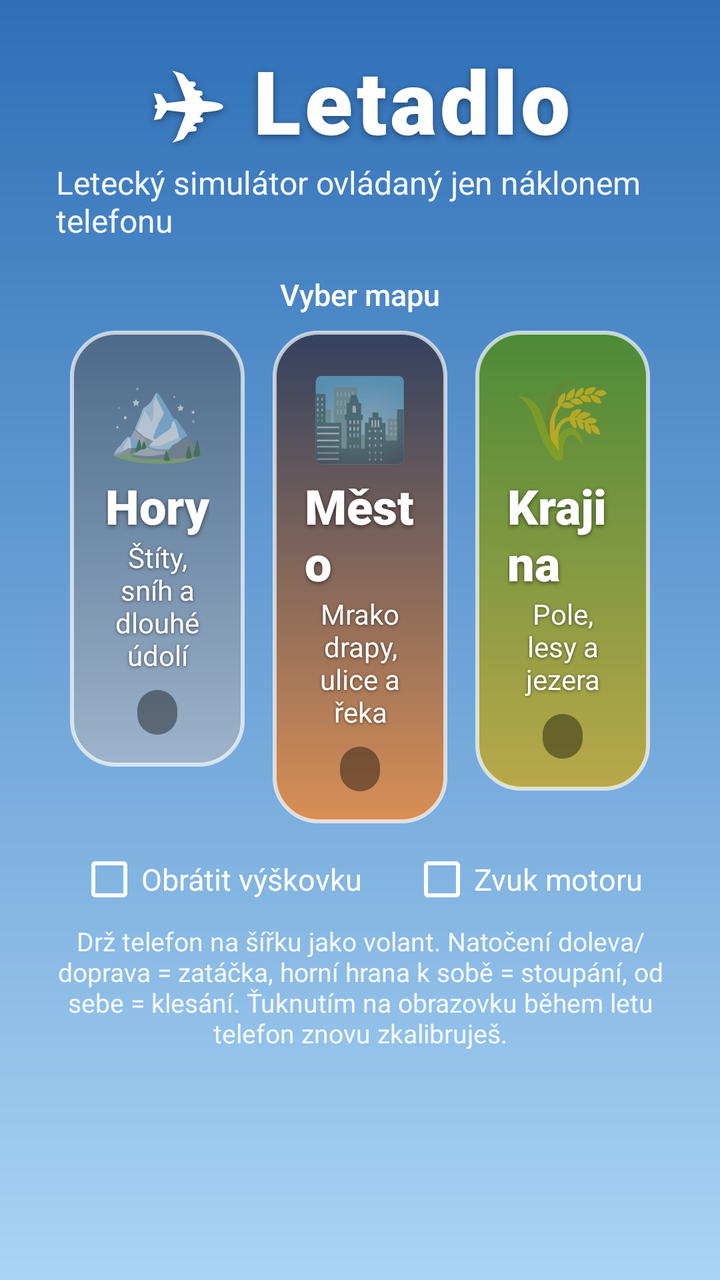
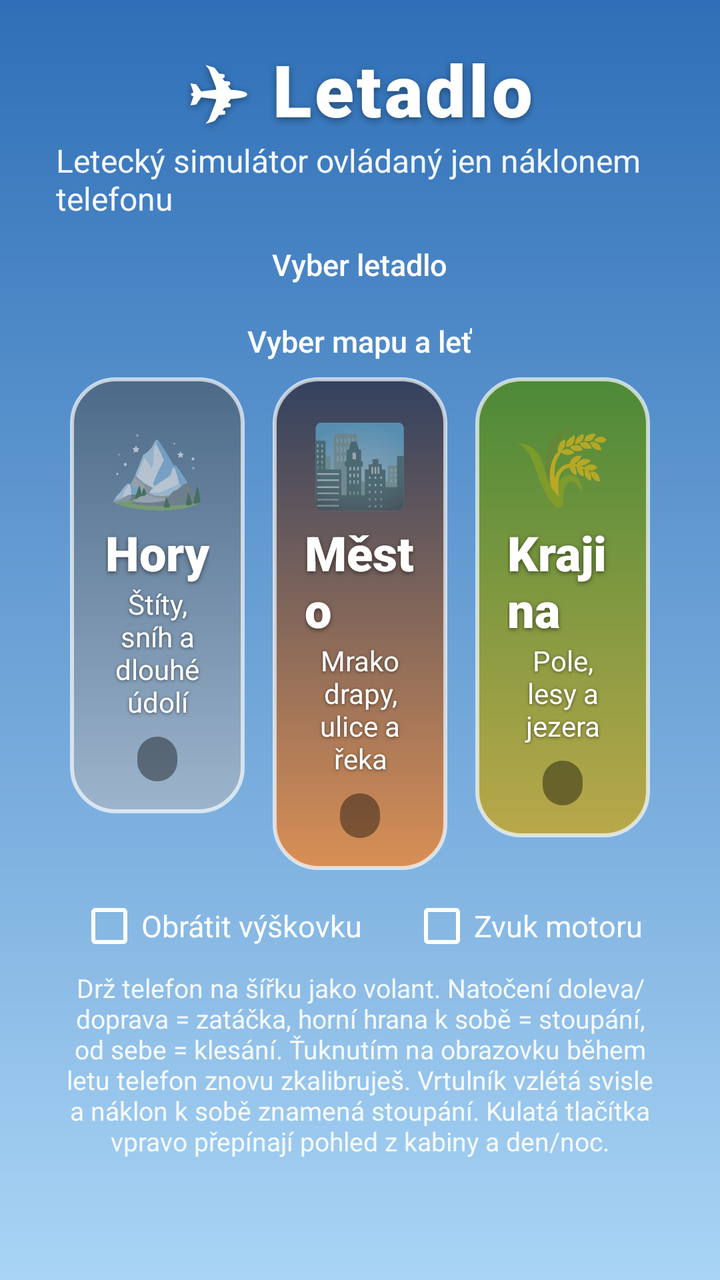

Two renders of the same Android screen: before a commit and after it. Below are the layout's source before the change and the commit's diff.
<!-- AndroidManifest.xml: application theme Theme.Letadlo -->
<!-- res/layout/activity_main.xml -->
<?xml version="1.0" encoding="utf-8"?>
<ScrollView xmlns:android="http://schemas.android.com/apk/res/android"
    android:layout_width="match_parent"
    android:layout_height="match_parent"
    android:background="@drawable/bg_menu"
    android:fillViewport="true">

    <LinearLayout
        android:id="@+id/menuContent"
        android:layout_width="match_parent"
        android:layout_height="wrap_content"
        android:gravity="center_horizontal"
        android:orientation="vertical"
        android:paddingStart="28dp"
        android:paddingTop="20dp"
        android:paddingEnd="28dp"
        android:paddingBottom="20dp">

        <TextView
            android:layout_width="wrap_content"
            android:layout_height="wrap_content"
            android:fontFamily="sans-serif-black"
            android:letterSpacing="0.04"
            android:shadowColor="#66000000"
            android:shadowDy="3"
            android:shadowRadius="8"
            android:text="✈ Letadlo"
            android:textColor="@color/white"
            android:textSize="44sp" />

        <TextView
            android:layout_width="wrap_content"
            android:layout_height="wrap_content"
            android:text="@string/menu_subtitle"
            android:textColor="#F0FFFFFF"
            android:textSize="16sp" />

        <TextView
            android:layout_width="wrap_content"
            android:layout_height="wrap_content"
            android:layout_marginTop="16dp"
            android:fontFamily="sans-serif-medium"
            android:text="@string/menu_pick_map"
            android:textColor="@color/white"
            android:textSize="15sp" />

        <LinearLayout
            android:layout_width="match_parent"
            android:layout_height="wrap_content"
            android:layout_marginTop="8dp"
            android:orientation="horizontal">

            <LinearLayout
                android:id="@+id/cardMountains"
                style="@style/MapCard"
                android:background="@drawable/card_mountains">

                <TextView style="@style/MapEmoji" android:text="🏔️" />
                <TextView style="@style/MapTitle" android:text="@string/map_mountains" />
                <TextView style="@style/MapDesc" android:text="@string/map_mountains_desc" />
                <TextView android:id="@+id/recordMountains" style="@style/MapRecord" />
            </LinearLayout>

            <LinearLayout
                android:id="@+id/cardCity"
                style="@style/MapCard"
                android:background="@drawable/card_city">

                <TextView style="@style/MapEmoji" android:text="🏙️" />
                <TextView style="@style/MapTitle" android:text="@string/map_city" />
                <TextView style="@style/MapDesc" android:text="@string/map_city_desc" />
                <TextView android:id="@+id/recordCity" style="@style/MapRecord" />
            </LinearLayout>

            <LinearLayout
                android:id="@+id/cardCountryside"
                style="@style/MapCard"
                android:background="@drawable/card_countryside">

                <TextView style="@style/MapEmoji" android:text="🌾" />
                <TextView style="@style/MapTitle" android:text="@string/map_countryside" />
                <TextView style="@style/MapDesc" android:text="@string/map_countryside_desc" />
                <TextView android:id="@+id/recordCountryside" style="@style/MapRecord" />
            </LinearLayout>
        </LinearLayout>

        <LinearLayout
            android:layout_width="wrap_content"
            android:layout_height="wrap_content"
            android:layout_marginTop="12dp"
            android:orientation="horizontal">

            <CheckBox
                android:id="@+id/invertPitch"
                android:layout_width="wrap_content"
                android:layout_height="wrap_content"
                android:buttonTint="@color/white"
                android:text="@string/invert_pitch"
                android:textColor="@color/white"
                android:textSize="15sp" />

            <CheckBox
                android:id="@+id/sound"
                android:layout_width="wrap_content"
                android:layout_height="wrap_content"
                android:layout_marginStart="24dp"
                android:buttonTint="@color/white"
                android:text="@string/sound"
                android:textColor="@color/white"
                android:textSize="15sp" />
        </LinearLayout>

        <TextView
            android:layout_width="wrap_content"
            android:layout_height="wrap_content"
            android:layout_marginTop="6dp"
            android:gravity="center"
            android:maxWidth="640dp"
            android:text="@string/menu_howto"
            android:textColor="#E6FFFFFF"
            android:textSize="13sp" />
    </LinearLayout>
</ScrollView>
<!-- resources referenced by this layout -->
<resources>
  <color name="white">#FFFFFFFF</color>
  <!-- drawable bg_menu (drawable) -->
  <?xml version="1.0" encoding="utf-8"?>
  <shape xmlns:android="http://schemas.android.com/apk/res/android">
      <gradient
          android:angle="270"
          android:startColor="@color/sky_top"
          android:endColor="@color/sky_bottom" />
  </shape>
  <!-- drawable card_city (drawable) -->
  <?xml version="1.0" encoding="utf-8"?>
  <shape xmlns:android="http://schemas.android.com/apk/res/android">
      <corners android:radius="22dp" />
      <gradient android:angle="270" android:startColor="#FF33415F" android:endColor="#FFD98F55" />
      <stroke android:width="2dp" android:color="#AAFFFFFF" />
  </shape>
  <!-- drawable card_countryside (drawable) -->
  <?xml version="1.0" encoding="utf-8"?>
  <shape xmlns:android="http://schemas.android.com/apk/res/android">
      <corners android:radius="22dp" />
      <gradient android:angle="270" android:startColor="#FF4C8A38" android:endColor="#FFB9A84A" />
      <stroke android:width="2dp" android:color="#AAFFFFFF" />
  </shape>
  <!-- drawable card_mountains (drawable) -->
  <?xml version="1.0" encoding="utf-8"?>
  <shape xmlns:android="http://schemas.android.com/apk/res/android">
      <corners android:radius="22dp" />
      <gradient android:angle="270" android:startColor="#FF4C6A88" android:endColor="#FF9DB4CC" />
      <stroke android:width="2dp" android:color="#AAFFFFFF" />
  </shape>
  <string name="invert_pitch">Obrátit výškovku</string>
  <string name="map_city">Město</string>
  <string name="map_city_desc">Mrakodrapy, ulice a řeka</string>
  <string name="map_countryside">Krajina</string>
  <string name="map_countryside_desc">Pole, lesy a jezera</string>
  <string name="map_mountains">Hory</string>
  <string name="map_mountains_desc">Štíty, sníh a dlouhé údolí</string>
  <string name="menu_howto">Drž telefon na šířku jako volant. Natočení doleva/doprava = zatáčka, horní hrana k sobě = stoupání, od sebe = klesání. Ťuknutím na obrazovku během letu telefon znovu zkalibruješ.</string>
  <string name="menu_pick_map">Vyber mapu</string>
  <string name="menu_subtitle">Letecký simulátor ovládaný jen náklonem telefonu</string>
  <string name="sound">Zvuk motoru</string>
  <style name="MapDesc">
          <item name="android:layout_width">wrap_content</item>
          <item name="android:layout_height">wrap_content</item>
          <item name="android:gravity">center</item>
          <item name="android:textColor">@color/white</item>
          <item name="android:textSize">14sp</item>
          <item name="android:shadowColor">#88000000</item>
          <item name="android:shadowDy">1</item>
          <item name="android:shadowRadius">4</item>
      </style>
  <style name="MapEmoji">
          <item name="android:layout_width">wrap_content</item>
          <item name="android:layout_height">wrap_content</item>
          <item name="android:textSize">40sp</item>
      </style>
  <style name="Theme.Letadlo" parent="@android:style/Theme.Material.Light.NoActionBar.Fullscreen">
          <item name="android:windowBackground">@color/sky_bottom</item>
          <item name="android:colorAccent">@color/accent</item>
          <item name="android:statusBarColor">@android:color/transparent</item>
          <item name="android:navigationBarColor">@android:color/black</item>
      </style>
  <color name="sky_top">#FF2E6FB7</color>
  <color name="sky_bottom">#FFA9D4F5</color>
  <!-- drawable hud_pill (drawable) -->
  <?xml version="1.0" encoding="utf-8"?>
  <shape xmlns:android="http://schemas.android.com/apk/res/android">
      <corners android:radius="14dp" />
      <solid android:color="@color/hud_bg" />
  </shape>
  <color name="accent">#FFE8533B</color>
  <color name="hud_bg">#66000000</color>
  <!-- unchanged entries left out for length: 3 -->
</resources>

<!-- the commit's change to res/layout/activity_main.xml (unified diff, before → after) -->
@@ -26,7 +26,7 @@
             android:shadowRadius="8"
             android:text="✈ Letadlo"
             android:textColor="@color/white"
-            android:textSize="44sp" />
+            android:textSize="36sp" />
 
         <TextView
             android:layout_width="wrap_content"
@@ -38,7 +38,29 @@
         <TextView
             android:layout_width="wrap_content"
             android:layout_height="wrap_content"
-            android:layout_marginTop="16dp"
+            android:layout_marginTop="12dp"
+            android:fontFamily="sans-serif-medium"
+            android:text="@string/menu_pick_aircraft"
+            android:textColor="@color/white"
+            android:textSize="15sp" />
+
+        <HorizontalScrollView
+            android:layout_width="wrap_content"
+            android:layout_height="wrap_content"
+            android:layout_marginTop="6dp"
+            android:scrollbars="none">
+
+            <LinearLayout
+                android:id="@+id/aircraftRow"
+                android:layout_width="wrap_content"
+                android:layout_height="wrap_content"
+                android:orientation="horizontal" />
+        </HorizontalScrollView>
+
+        <TextView
+            android:layout_width="wrap_content"
+            android:layout_height="wrap_content"
+            android:layout_marginTop="12dp"
             android:fontFamily="sans-serif-medium"
             android:text="@string/menu_pick_map"
             android:textColor="@color/white"
<!-- resource entries referenced after the edit -->
@@ -37,8 +37,9 @@
   <string name="map_countryside_desc">Pole, lesy a jezera</string>
   <string name="map_mountains">Hory</string>
   <string name="map_mountains_desc">Štíty, sníh a dlouhé údolí</string>
-  <string name="menu_howto">Drž telefon na šířku jako volant. Natočení doleva/doprava = zatáčka, horní hrana k sobě = stoupání, od sebe = klesání. Ťuknutím na obrazovku během letu telefon znovu zkalibruješ.</string>
-  <string name="menu_pick_map">Vyber mapu</string>
+  <string name="menu_howto">Drž telefon na šířku jako volant. Natočení doleva/doprava = zatáčka, horní hrana k sobě = stoupání, od sebe = klesání. Ťuknutím na obrazovku během letu telefon znovu zkalibruješ. Vrtulník vzlétá svisle a náklon k sobě znamená stoupání. Kulatá tlačítka vpravo přepínají pohled z kabiny a den/noc.</string>
+  <string name="menu_pick_aircraft">Vyber letadlo</string>
+  <string name="menu_pick_map">Vyber mapu a leť</string>
   <string name="menu_subtitle">Letecký simulátor ovládaný jen náklonem telefonu</string>
   <string name="sound">Zvuk motoru</string>
   <style name="MapDesc">
